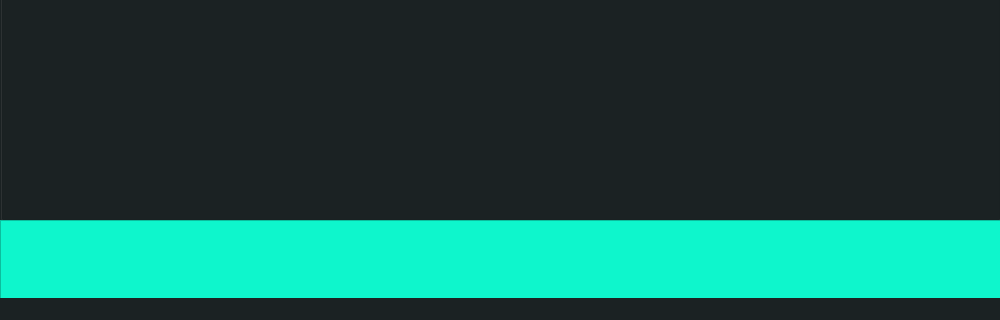
Old version of the form mainwindow.ui in the repository alexhebri/SwiftBoost; both pictures show x 0 to 1000 and y 280 to 600 of the 1000 by 600 pixel window.
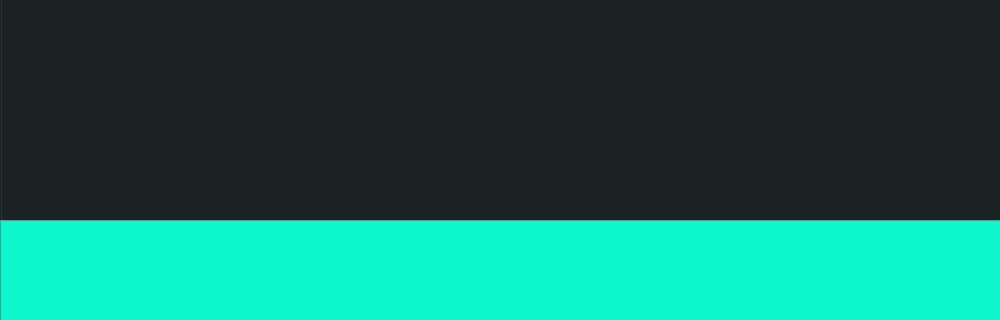
New version of the form.

The edit to the form file:
```diff
--- a/mainwindow.ui
+++ b/mainwindow.ui
@@ -228,7 +228,6 @@
    <zorder>group_windows</zorder>
    <zorder>graphicsView</zorder>
   </widget>
-  <widget class="QStatusBar" name="statusbar"/>
  </widget>
  <resources/>
  <connections/>
```
